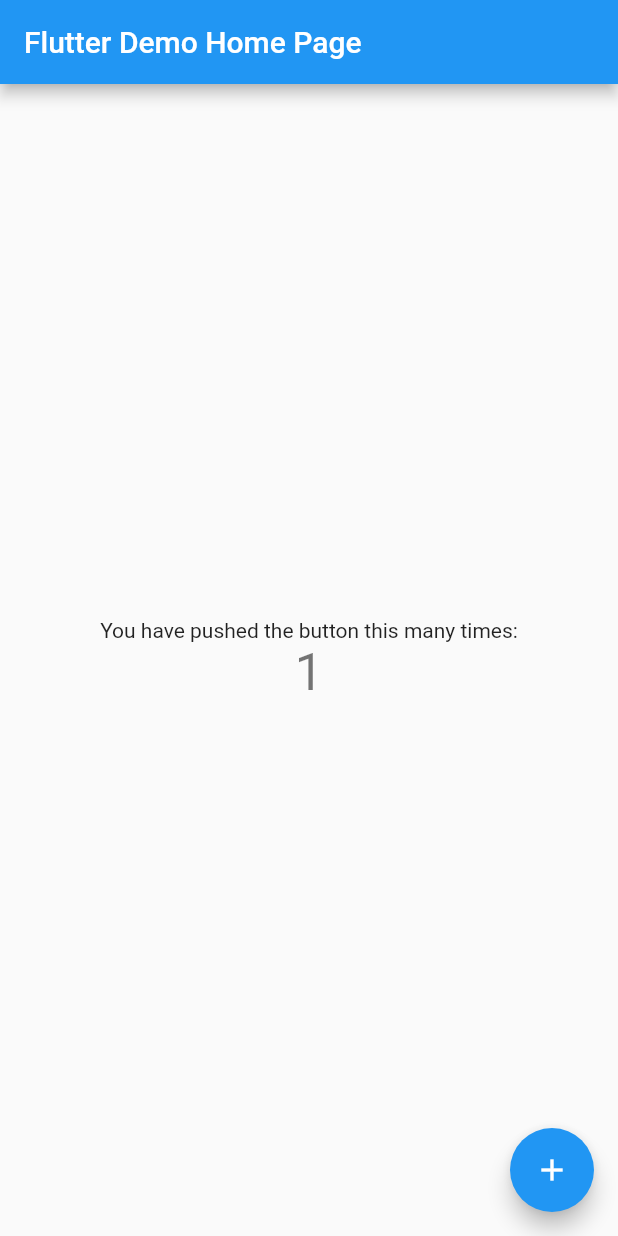
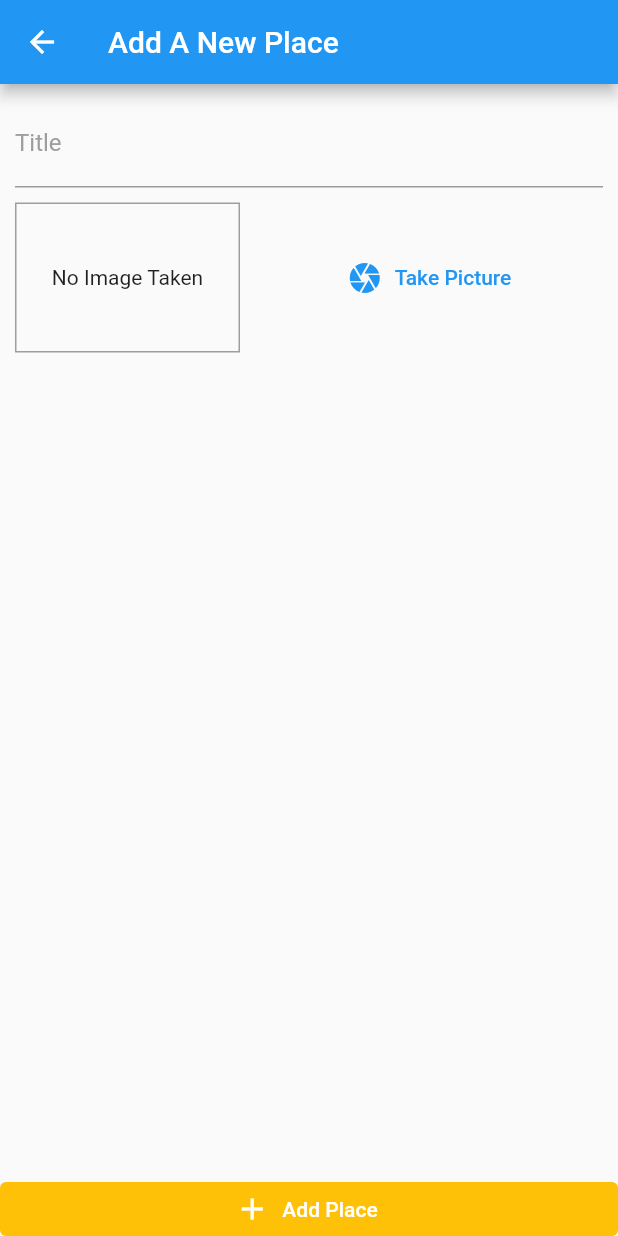
Before and after one commit to Guyco070/Great_places_app-Flutter-Udemy-5th-project, a Flutter app: the screen it shows after launch, after a tap on the "add" icon, on a phone screen of 412 x 824 dp. Run offline on Flutter 3.47's test engine with Material 2 defaults, Android fonts, the phone set to English and light mode, and no system bars.

Commit message:
video 297

```diff
--- a/lib/main.dart
+++ b/lib/main.dart
@@ -1,4 +1,8 @@
 import 'package:flutter/material.dart';
+import 'package:great_places_app/providers/great_places.dart';
+import 'package:great_places_app/screens/add_place_screen.dart';
+import 'package:great_places_app/screens/places_list_screen.dart';
+import 'package:provider/provider.dart';
 
 void main() {
   runApp(const MyApp());
@@ -10,106 +14,21 @@ class MyApp extends StatelessWidget {
   // This widget is the root of your application.
   @override
   Widget build(BuildContext context) {
-    return MaterialApp(
-      title: 'Flutter Demo',
-      theme: ThemeData(
-        // This is the theme of your application.
-        //
-        // Try running your application with "flutter run". You'll see the
-        // application has a blue toolbar. Then, without quitting the app, try
-        // changing the primarySwatch below to Colors.green and then invoke
-        // "hot reload" (press "r" in the console where you ran "flutter run",
-        // or simply save your changes to "hot reload" in a Flutter IDE).
-        // Notice that the counter didn't reset back to zero; the application
-        // is not restarted.
-        primarySwatch: Colors.blue,
+    return ChangeNotifierProvider.value(
+      value: GreatPlaces(),
+      child: MaterialApp(
+        title: 'Great Places',
+        theme: ThemeData(
+          primarySwatch: Colors.blue,
+          colorScheme: ColorScheme.fromSwatch(
+            accentColor: Colors.amber // secondary
+          )
+        ),
+        home: const PlacesListScreen(),
+        routes: {
+          AddPlaceScreen.routeName: (context) => const AddPlaceScreen(),
+        },
       ),
-      home: const MyHomePage(title: 'Flutter Demo Home Page'),
     );
   }
 }
-
-class MyHomePage extends StatefulWidget {
-  const MyHomePage({Key? key, required this.title}) : super(key: key);
-
-  // This widget is the home page of your application. It is stateful, meaning
-  // that it has a State object (defined below) that contains fields that affect
-  // how it looks.
-
-  // This class is the configuration for the state. It holds the values (in this
-  // case the title) provided by the parent (in this case the App widget) and
-  // used by the build method of the State. Fields in a Widget subclass are
-  // always marked "final".
-
-  final String title;
-
-  @override
-  State<MyHomePage> createState() => _MyHomePageState();
-}
-
-class _MyHomePageState extends State<MyHomePage> {
-  int _counter = 0;
-
-  void _incrementCounter() {
-    setState(() {
-      // This call to setState tells the Flutter framework that something has
-      // changed in this State, which causes it to rerun the build method below
-      // so that the display can reflect the updated values. If we changed
-      // _counter without calling setState(), then the build method would not be
-      // called again, and so nothing would appear to happen.
-      _counter++;
-    });
-  }
-
-  @override
-  Widget build(BuildContext context) {
-    // This method is rerun every time setState is called, for instance as done
-    // by the _incrementCounter method above.
-    //
-    // The Flutter framework has been optimized to make rerunning build methods
-    // fast, so that you can just rebuild anything that needs updating rather
-    // than having to individually change instances of widgets.
-    return Scaffold(
-      appBar: AppBar(
-        // Here we take the value from the MyHomePage object that was created by
-        // the App.build method, and use it to set our appbar title.
-        title: Text(widget.title),
-      ),
-      body: Center(
-        // Center is a layout widget. It takes a single child and positions it
-        // in the middle of the parent.
-        child: Column(
-          // Column is also a layout widget. It takes a list of children and
-          // arranges them vertically. By default, it sizes itself to fit its
-          // children horizontally, and tries to be as tall as its parent.
-          //
-          // Invoke "debug painting" (press "p" in the console, choose the
-          // "Toggle Debug Paint" action from the Flutter Inspector in Android
-          // Studio, or the "Toggle Debug Paint" command in Visual Studio Code)
-          // to see the wireframe for each widget.
-          //
-          // Column has various properties to control how it sizes itself and
-          // how it positions its children. Here we use mainAxisAlignment to
-          // center the children vertically; the main axis here is the vertical
-          // axis because Columns are vertical (the cross axis would be
-          // horizontal).
-          mainAxisAlignment: MainAxisAlignment.center,
-          children: <Widget>[
-            const Text(
-              'You have pushed the button this many times:',
-            ),
-            Text(
-              '$_counter',
-              style: Theme.of(context).textTheme.headline4,
-            ),
-          ],
-        ),
-      ),
-      floatingActionButton: FloatingActionButton(
-        onPressed: _incrementCounter,
-        tooltip: 'Increment',
-        child: const Icon(Icons.add),
-      ), // This trailing comma makes auto-formatting nicer for build methods.
-    );
-  }
-}
--- /dev/null
+++ b/lib/models/place.dart
@@ -0,0 +1,22 @@
+import 'dart:io';
+
+class PlaceLocation {
+  final double latitude;
+  final double longitude;
+  final String? address;
+
+  PlaceLocation({required this.latitude, required this.longitude, this.address});
+}
+
+class Place {
+  final String id;
+  final String title;
+  final PlaceLocation location;
+  final File image;
+
+  Place(
+      {required this.id,
+      required this.title,
+      required this.location,
+      required this.image});
+}
--- /dev/null
+++ b/lib/providers/great_places.dart
@@ -0,0 +1,14 @@
+import 'dart:io';
+
+import 'package:flutter/foundation.dart';
+import '../models/place.dart';
+
+class GreatPlaces with ChangeNotifier {
+  List<Place> _items = [
+    Place(id: '1111', title: 'title', location: PlaceLocation(latitude: 5, longitude: 9, address:  'ssss'), image: File('sss')),
+  ];
+
+  List<Place> get items {
+    return [..._items];
+  }
+}
--- /dev/null
+++ b/lib/screens/add_place_screen.dart
@@ -0,0 +1,55 @@
+import 'package:flutter/material.dart';
+import 'package:great_places_app/widgets/image_input.dart';
+
+class AddPlaceScreen extends StatefulWidget {
+  const AddPlaceScreen({Key? key}) : super(key: key);
+  static const String routeName = '/add-place';
+
+  @override
+  State<AddPlaceScreen> createState() => _AddPlaceScreenState();
+}
+
+class _AddPlaceScreenState extends State<AddPlaceScreen> {
+  final _titleController = TextEditingController();
+
+  @override
+  Widget build(BuildContext context) {
+    return Scaffold(
+        appBar: AppBar(
+          title: const Text('Add A New Place'),
+        ),
+        body: Column(
+          crossAxisAlignment: CrossAxisAlignment.stretch,
+          children: [
+            Expanded(
+                child: SingleChildScrollView(
+              child: Padding(
+                padding: const EdgeInsets.all(10.0),
+                child: Column(
+                  children: [
+                    TextField(
+                      decoration: const InputDecoration(labelText: 'Title', labelStyle: TextStyle(color: Colors.grey)),
+                      controller: _titleController,
+                    ),
+                    const SizedBox(height: 10,),
+                    const ImageInput()
+                  ],
+                ),
+              ),
+            )),
+            ElevatedButton.icon(
+              onPressed: () {},
+              icon: const Icon(Icons.add),
+              label: const Text('Add Place'),
+              style: ButtonStyle(
+                elevation: MaterialStateProperty.all(0),
+                tapTargetSize:
+                    MaterialTapTargetSize.shrinkWrap, // remove extra margin
+                backgroundColor: MaterialStateProperty.all(
+                    Theme.of(context).colorScheme.secondary),
+              ),
+            ),
+          ],
+        ));
+  }
+}
--- /dev/null
+++ b/lib/screens/places_list_screen.dart
@@ -0,0 +1,30 @@
+import 'package:flutter/material.dart';
+import 'package:great_places_app/providers/great_places.dart';
+import 'package:great_places_app/screens/add_place_screen.dart';
+import 'package:provider/provider.dart';
+
+class PlacesListScreen extends StatelessWidget {
+  const PlacesListScreen({Key? key}) : super(key: key);
+
+  @override
+  Widget build(BuildContext context) {
+    var places = Provider.of<GreatPlaces>(context, listen: false).items;
+    return Scaffold(
+        appBar: AppBar(
+          title: const Text('Your Places'),
+          actions: [
+            IconButton(
+                onPressed: () {
+                  Navigator.pushNamed(context, AddPlaceScreen.routeName);
+                },
+                icon: const Icon(Icons.add)),
+          ],
+        ),
+        body: Container(
+          child: ListView.builder(
+              itemCount: places.length,
+              itemBuilder: ((context, index) =>
+                  Card(child: Text(places[index].title)))),
+        ));
+  }
+}
--- /dev/null
+++ b/lib/widgets/image_input.dart
@@ -0,0 +1,47 @@
+import 'dart:io';
+
+import 'package:flutter/material.dart';
+
+class ImageInput extends StatefulWidget {
+  const ImageInput({Key? key}) : super(key: key);
+
+  @override
+  State<ImageInput> createState() => _ImageInputState();
+}
+
+class _ImageInputState extends State<ImageInput> {
+  File? _storedImage;
+
+  @override
+  Widget build(BuildContext context) {
+    return Row(
+      children: [
+        Container(
+          width: 150,
+          height: 100,
+          decoration: BoxDecoration(
+            border: Border.all(width: 1, color: Colors.grey)
+          ),
+          alignment: Alignment.center,
+          child: _storedImage != null ? Image.file(
+              _storedImage!,
+              fit: BoxFit.cover,
+              width: double.infinity,
+            )
+            : const Text('No Image Taken', textAlign: TextAlign.center,),
+        ),
+        const SizedBox(width: 10,),
+        Expanded(
+            child: TextButton.icon(
+                onPressed: (){},
+                icon: const Icon(Icons.camera),
+                label: const Text('Take Picture'),
+                style: ButtonStyle(
+                  foregroundColor: MaterialStateProperty.all(Theme.of(context).primaryColor),
+                ),
+              )
+          )
+      ],
+    );
+  }
+}
--- a/pubspec.yaml
+++ b/pubspec.yaml
@@ -3,7 +3,7 @@ description: A new Flutter project.
 
 # The following line prevents the package from being accidentally published to
 # pub.dev using `flutter pub publish`. This is preferred for private packages.
-publish_to: 'none' # Remove this line if you wish to publish to pub.dev
+publish_to: "none" # Remove this line if you wish to publish to pub.dev
 
 # The following defines the version and build number for your application.
 # A version number is three numbers separated by dots, like 1.2.43
@@ -29,11 +29,12 @@ environment:
 dependencies:
   flutter:
     sdk: flutter
-
+  image_picker: ^0.8.5+3
 
   # The following adds the Cupertino Icons font to your application.
   # Use with the CupertinoIcons class for iOS style icons.
   cupertino_icons: ^1.0.2
+  provider: ^6.0.3
 
 dev_dependencies:
   flutter_test:
@@ -51,7 +52,6 @@ dev_dependencies:
 
 # The following section is specific to Flutter packages.
 flutter:
-
   # The following line ensures that the Material Icons font is
   # included with your application, so that you can use the icons in
   # the material Icons class.
```
Also changed, not shown: lib/screens/place_detail_screen.dart (added), pubspec.lock.
